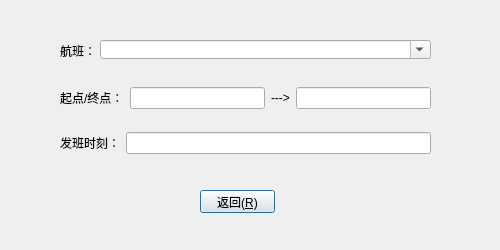
Before: the Qt Designer form src/UI/dialogs/airlifeinfodialog.ui in 3944Realms/AirLife, drawn with Qt 5.
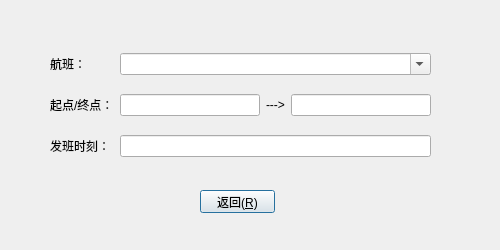
After: the same form once the commit is applied. Icons and pictures are not drawn.

```diff
--- a/src/UI/dialogs/airlifeinfodialog.ui
+++ b/src/UI/dialogs/airlifeinfodialog.ui
@@ -39,109 +39,89 @@
     <normaloff>:/Logo/airLifeLogo.ico</normaloff>
     <disabledoff>:/Logo/airLifeLogo.ico</disabledoff>:/Logo/airLifeLogo.ico</iconset>
   </property>
-  <widget class="QLabel" name="airLifeFlightLabel">
+  <widget class="QPushButton" name="airLifeBackPushButton">
    <property name="geometry">
     <rect>
-     <x>60</x>
-     <y>30</y>
-     <width>51</width>
-     <height>41</height>
+     <x>200</x>
+     <y>190</y>
+     <width>75</width>
+     <height>23</height>
     </rect>
    </property>
    <property name="text">
-    <string>航班：</string>
-   </property>
-   <property name="alignment">
-    <set>Qt::AlignLeading|Qt::AlignLeft|Qt::AlignVCenter</set>
+    <string>返回(&amp;R)</string>
    </property>
   </widget>
-  <widget class="QComboBox" name="airLifeFlightComboBox">
+  <widget class="QWidget" name="gridLayoutWidget">
    <property name="geometry">
     <rect>
-     <x>100</x>
+     <x>50</x>
      <y>40</y>
-     <width>331</width>
-     <height>19</height>
+     <width>381</width>
+     <height>131</height>
     </rect>
    </property>
-   <property name="editable">
-    <bool>true</bool>
-   </property>
-  </widget>
-  <widget class="QWidget" name="verticalLayoutWidget">
-   <property name="geometry">
-    <rect>
-     <x>60</x>
-     <y>70</y>
-     <width>371</width>
-     <height>101</height>
-    </rect>
-   </property>
-   <layout class="QVBoxLayout" name="verticalLayout">
-    <item>
-     <layout class="QHBoxLayout" name="horizontalLayout">
-      <item>
+   <layout class="QGridLayout" name="gridLayout">
+    <item row="1" column="0">
        <widget class="QLabel" name="airLifeSELabel">
         <property name="text">
          <string>起点/终点：</string>
         </property>
        </widget>
       </item>
-      <item>
+    <item row="1" column="3">
+     <widget class="QLineEdit" name="airLifeELineEdit">
+      <property name="readOnly">
+       <bool>true</bool>
+      </property>
+     </widget>
+    </item>
+    <item row="1" column="1">
        <widget class="QLineEdit" name="airLifeSLineEdit">
         <property name="readOnly">
          <bool>true</bool>
         </property>
        </widget>
       </item>
-      <item>
+    <item row="1" column="2">
        <widget class="QLabel" name="airLifeArrowLabel">
         <property name="text">
          <string>---&gt;</string>
         </property>
        </widget>
       </item>
-      <item>
-       <widget class="QLineEdit" name="airLifeELineEdit">
-        <property name="readOnly">
-         <bool>true</bool>
+    <item row="0" column="0">
+     <widget class="QLabel" name="airLifeFlightLabel">
+      <property name="text">
+       <string>航班：</string>
+      </property>
+      <property name="alignment">
+       <set>Qt::AlignLeading|Qt::AlignLeft|Qt::AlignVCenter</set>
         </property>
        </widget>
       </item>
-     </layout>
-    </item>
-    <item>
-     <layout class="QHBoxLayout" name="horizontalLayout_3">
-      <item>
+    <item row="2" column="0">
        <widget class="QLabel" name="airLifeSTimeELabel">
         <property name="text">
          <string>发班时刻：</string>
         </property>
        </widget>
       </item>
-      <item>
+    <item row="2" column="1" colspan="3">
        <widget class="QLineEdit" name="airLifeTimeLineEdit">
         <property name="readOnly">
          <bool>true</bool>
         </property>
        </widget>
       </item>
-     </layout>
-    </item>
-   </layout>
-  </widget>
-  <widget class="QPushButton" name="airLifeBackPushButton">
-   <property name="geometry">
-    <rect>
-     <x>200</x>
-     <y>190</y>
-     <width>75</width>
-     <height>23</height>
-    </rect>
-   </property>
-   <property name="text">
-    <string>返回(&amp;R)</string>
-   </property>
+    <item row="0" column="1" colspan="3">
+     <widget class="QComboBox" name="airLifeFlightComboBox">
+      <property name="editable">
+       <bool>true</bool>
+      </property>
+     </widget>
+    </item>
+   </layout>
   </widget>
  </widget>
  <resources>
```
Lines whose indentation alone changed are shown as unchanged.
